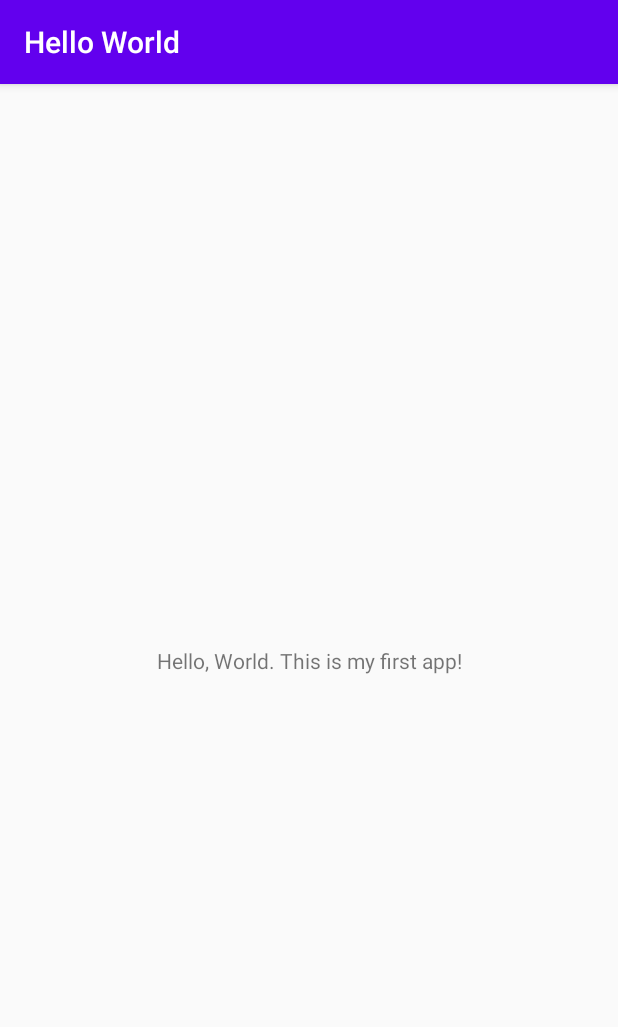
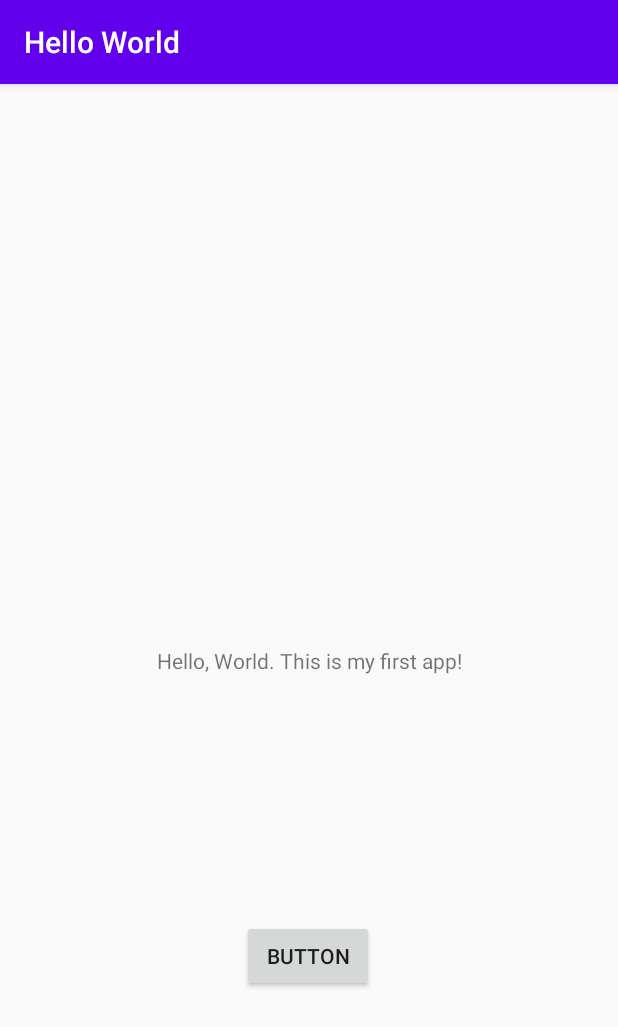
Before and after one commit to aarocka/CIS3515-Lab1, an Android app: the screen it shows after launch (MainActivity), on a phone screen of 412 x 824 dp. Shown: the top 1027 px of the screen. Run offline under Robolectric (Android 15) with nearby library versions, the phone set to English and light mode, and no system bars.

Commit message:
added button

```diff
--- a/app/src/main/res/layout/activity_main.xml
+++ b/app/src/main/res/layout/activity_main.xml
@@ -7,6 +7,7 @@
     tools:context=".MainActivity">
 
     <TextView
+        android:id="@+id/textView"
         android:layout_width="wrap_content"
         android:layout_height="wrap_content"
         android:text="@string/my_greeting"
@@ -15,4 +16,15 @@
         app:layout_constraintRight_toRightOf="parent"
         app:layout_constraintTop_toTopOf="parent" />
 
+    <Button
+        android:id="@+id/button"
+        android:layout_width="wrap_content"
+        android:layout_height="wrap_content"
+        android:text="Button"
+        app:layout_constraintBottom_toBottomOf="parent"
+        app:layout_constraintEnd_toEndOf="parent"
+        app:layout_constraintHorizontal_bias="0.498"
+        app:layout_constraintStart_toStartOf="parent"
+        app:layout_constraintTop_toBottomOf="@+id/textView" />
+
 </androidx.constraintlayout.widget.ConstraintLayout>
```
